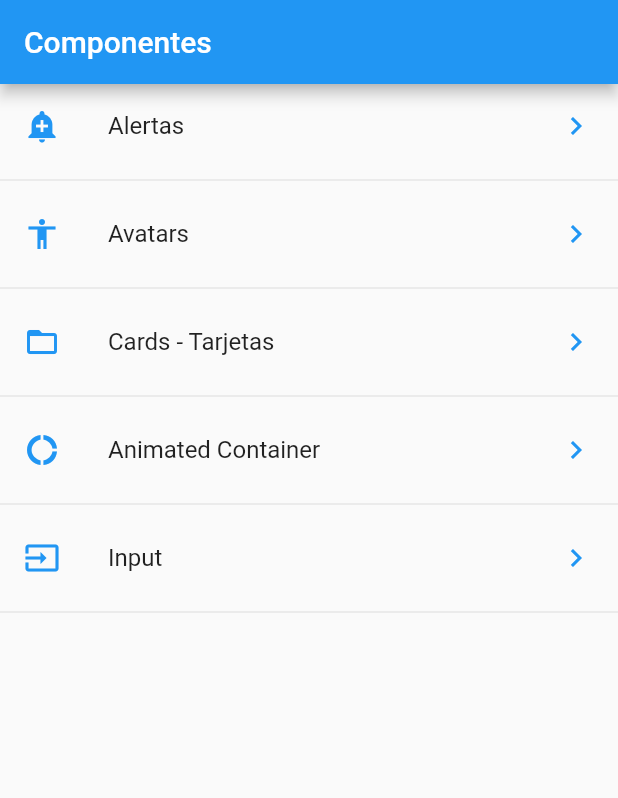
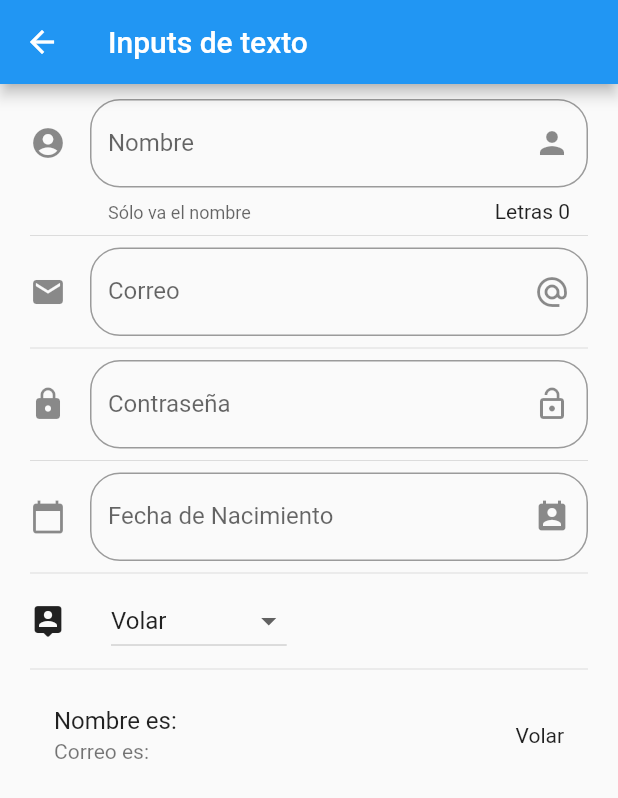
Before and after one commit to ShadenAcevedo/componentesFlutter, a Flutter app: the screen it shows after launch, after a tap on "Input", on a phone screen of 412 x 824 dp. Shown: the top 798 px of the screen. Run offline on Flutter 3.47's test engine with Material 2 defaults, Android fonts, the phone set to English and light mode, and no system bars; network calls fail.

Commit message:
Se crearon inputs, fecha y dropdown

```diff
--- a/lib/main.dart
+++ b/lib/main.dart
@@ -1,7 +1,8 @@
 
 import 'package:flutter/material.dart';
+import 'package:flutter_localizations/flutter_localizations.dart';
 import 'package:componentes/src/routes/routes.dart';
-import 'package:componentes/src/pages/card_page.dart';
+// import 'package:componentes/src/pages/card_page.dart';
 
 
 void main() => runApp(MyApp());
@@ -10,6 +11,14 @@ class MyApp extends StatelessWidget {
   @override
   Widget build(BuildContext context) {
     return MaterialApp(
+      localizationsDelegates: [
+        GlobalMaterialLocalizations.delegate,
+        GlobalWidgetsLocalizations.delegate,
+        GlobalCupertinoLocalizations.delegate,
+      ],
+      supportedLocales: [
+        const Locale('es', 'ES'),
+      ],
       title: 'Componentes App',
       debugShowCheckedModeBanner: false,
       initialRoute: '/home',
--- a/lib/src/pages/home_page.dart
+++ b/lib/src/pages/home_page.dart
@@ -1,7 +1,7 @@
 import 'package:flutter/material.dart';
 import 'package:componentes/src/providers/menu_provider.dart';
 import 'package:componentes/src/utils/icono_string_util.dart';
-import 'package:componentes/src/pages/alert_page.dart';
+// import 'package:componentes/src/pages/alert_page.dart';
 
 
 class HomePage extends StatelessWidget {
--- a/lib/src/pages/home_temp.dart
+++ b/lib/src/pages/home_temp.dart
@@ -18,21 +18,21 @@ class HomePageTemp extends StatelessWidget {
   }
 
 
-  List<Widget> _crearItems() {
+  // List<Widget> _crearItems() {
 
-    List<Widget> lista = new List<Widget>();
-    for (String opcion in opciones) {
-      final tituloOpcion = ListTile(
-        title: Text(opcion),
-      );
-      lista..add(tituloOpcion)
-      ..add( Divider(
-          color: Colors.deepOrange
-        )
-      );
-    }
-    return lista;
-  }
+  //   List<Widget> lista = new List<Widget>();
+  //   for (String opcion in opciones) {
+  //     final tituloOpcion = ListTile(
+  //       title: Text(opcion),
+  //     );
+  //     lista..add(tituloOpcion)
+  //     ..add( Divider(
+  //         color: Colors.deepOrange
+  //       )
+  //     );
+  //   }
+  //   return lista;
+  // }
 
   List<Widget> _crearItemsCorta(){
 
--- /dev/null
+++ b/lib/src/pages/input_page.dart
@@ -0,0 +1,177 @@
+import 'package:flutter/material.dart';
+
+class InputPage extends StatefulWidget {
+  @override
+  _InputPageState createState() => _InputPageState();
+}
+
+class _InputPageState extends State<InputPage> {
+
+  String _nombre = '';
+  String _correo = '';
+  String _fecha = '';
+  TextEditingController _fechaController = new TextEditingController();
+
+  String _opcionSeleccionada = 'Volar';
+  List<String> _poderes = ['Volar', 'Rayos X', 'Soplar', 'Super Fuerza'];
+
+
+  @override
+  Widget build(BuildContext context) {
+    return Scaffold(
+      appBar: AppBar(
+        title: Text('Inputs de texto'),
+      ),
+      body: ListView(
+        padding: EdgeInsets.symmetric(horizontal: 20.0, vertical: 10.0),
+        children: [
+          _crearNombre(),
+          Divider(),
+          _crearCorreo(),
+          Divider(),
+          _crearContrasena(),
+          Divider(),
+          _crearFecha(context),
+          Divider(),
+          _crearDropdown(),
+          Divider(),
+          _crearPersona()
+        ],
+      ),
+    );
+  }
+
+  Widget _crearNombre() {
+    return TextField(
+      // autofocus: true,
+      textCapitalization: TextCapitalization.sentences,
+      decoration: InputDecoration(
+        border: OutlineInputBorder(
+          borderRadius: BorderRadius.circular(20.0)
+        ),
+        counter: Text('Letras ${_nombre.length}'),
+        hintText: 'Nombre de la persona',
+        labelText: 'Nombre',
+        helperText: 'Sólo va el nombre',
+        suffixIcon: Icon(Icons.person),
+        icon: Icon(Icons.account_circle)
+      ),
+
+      onChanged: (valor){
+        setState(() {
+          _nombre = valor;
+        });
+      },
+    );
+  }
+
+  Widget _crearCorreo(){
+    return TextField(
+      keyboardType: TextInputType.emailAddress,
+      decoration: InputDecoration(
+        border: OutlineInputBorder(
+          borderRadius: BorderRadius.circular(20.0)
+        ),
+        hintText: 'Correo',
+        labelText: 'Correo',
+        suffixIcon: Icon(Icons.alternate_email),
+        icon: Icon(Icons.email)
+      ),
+
+      onChanged: (valor) => setState(() => _correo = valor)
+    );
+  }
+
+  Widget _crearContrasena(){
+    return TextField(
+      obscureText: true,
+      decoration: InputDecoration(
+        border: OutlineInputBorder(
+          borderRadius: BorderRadius.circular(20.0)
+        ),
+        hintText: 'Contraseña',
+        labelText: 'Contraseña',
+        suffixIcon: Icon(Icons.lock_open),
+        icon: Icon(Icons.lock)
+      ),
+
+      onChanged: (valor) => setState(() => _correo = valor)
+    );
+  }
+
+  Widget _crearFecha(BuildContext context){
+    return TextField(
+      enableInteractiveSelection: false,
+      controller: _fechaController,
+      decoration: InputDecoration(
+        border: OutlineInputBorder(
+          borderRadius: BorderRadius.circular(20.0)
+        ),
+        hintText: 'Fecha de Nacimiento',
+        labelText: 'Fecha de Nacimiento',
+        suffixIcon: Icon(Icons.perm_contact_calendar),
+        icon: Icon(Icons.calendar_today)
+      ),
+      onTap: (){
+        FocusScope.of(context).requestFocus(new FocusNode());
+        _seleccionarFecha(context);
+      },
+    );
+  }
+
+  _seleccionarFecha(BuildContext context) async{
+    DateTime fechaSeleccionada = await showDatePicker(
+      context: context,
+      initialDate: new DateTime.now(),
+      firstDate: new DateTime(2015),
+      lastDate: new DateTime(2025),
+      locale: Locale('es')
+    );
+
+    if( fechaSeleccionada != null ){
+      setState(() {
+        _fecha = fechaSeleccionada.toString();
+        _fechaController.text = _fecha;
+      });
+    }
+  }
+
+  List<DropdownMenuItem<String>> getOpcionesDropdown(){
+    List<DropdownMenuItem<String>> lista = new List();
+
+    _poderes.forEach((poder) {
+      lista.add( DropdownMenuItem(
+        child: Text(poder),
+        value: poder
+      ));
+    });
+
+    return lista;
+  }
+
+  Widget _crearDropdown(){
+    return Row(
+      children: [
+        Icon(Icons.person_pin_rounded),
+        SizedBox(width: 30.0),
+        DropdownButton(
+          value: _opcionSeleccionada,
+          items: getOpcionesDropdown(),
+          onChanged: (opcion){
+            setState(() {
+              _opcionSeleccionada = opcion;
+            });
+          }
+        )
+      ],
+    );
+  }
+
+  Widget _crearPersona(){
+    return ListTile(
+      title: Text('Nombre es: $_nombre'),
+      subtitle: Text('Correo es: $_correo'),
+      trailing: Text(_opcionSeleccionada),
+    );
+  }
+}
--- a/lib/src/routes/routes.dart
+++ b/lib/src/routes/routes.dart
@@ -6,6 +6,7 @@ import 'package:componentes/src/pages/alert_page.dart';
 import 'package:componentes/src/pages/avatar_page.dart';
 import 'package:componentes/src/pages/card_page.dart';
 import 'package:componentes/src/pages/animated_container.dart';
+import 'package:componentes/src/pages/input_page.dart';
 
 Map<String, WidgetBuilder> getAplicationRoutes(){
   return <String, WidgetBuilder>{
@@ -14,5 +15,6 @@ Map<String, WidgetBuilder> getAplicationRoutes(){
     'avatar' : (BuildContext context) => AvatarPage(),
     'card' : (BuildContext context) => CardPage(),
     'animated' : (BuildContext context) => AnimatedContainerPage(),
+    'input' : (BuildContext context) => InputPage(),
   };
 }
--- a/pubspec.yaml
+++ b/pubspec.yaml
@@ -22,6 +22,9 @@ environment:
 
 dependencies:
   flutter:
+    sdk: flutter
+
+  flutter_localizations:
     sdk: flutter
 
 
```
Also changed, not shown: pubspec.lock.
